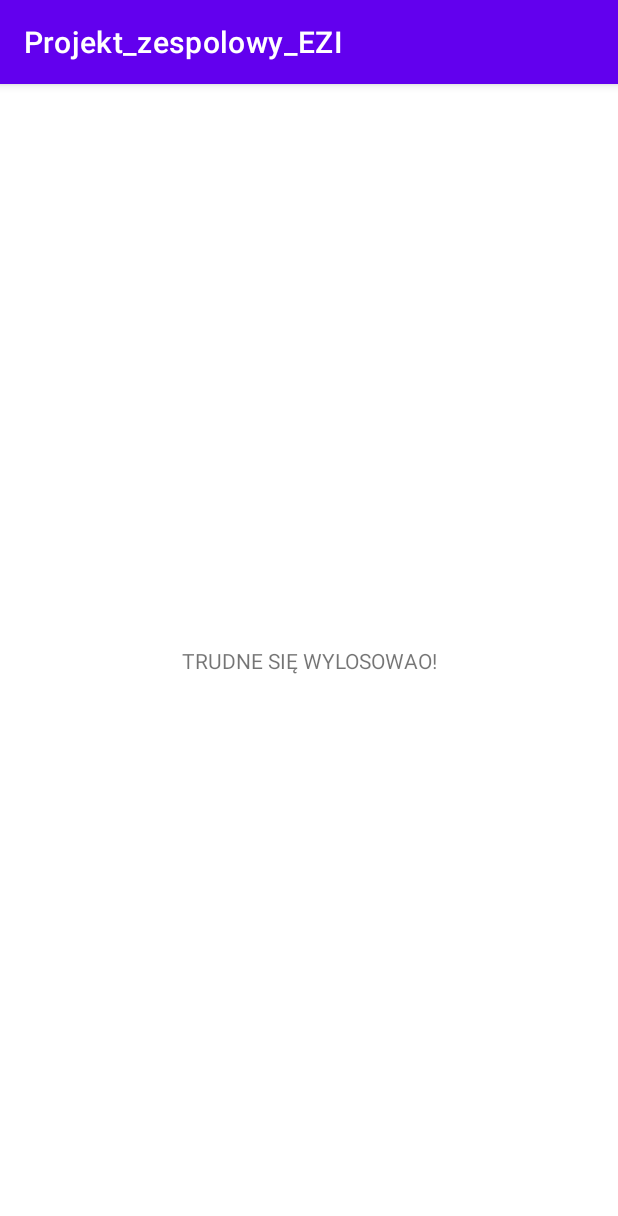
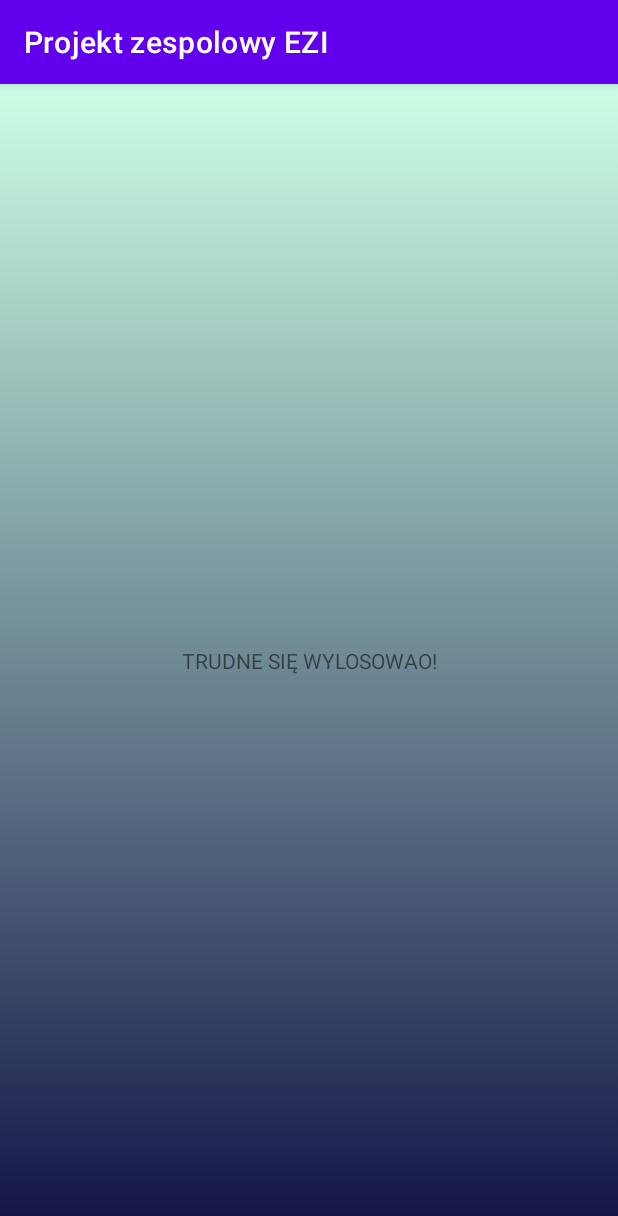
Before and after one commit to Proallone/Praktyczny-Inspektor-Wydatkow-Osobistych, an Android app: the screen it shows after launch (MainActivity), on a phone screen of 412 x 824 dp. Shown: the top 1216 px of the screen. Run offline under Robolectric (Android 15) with nearby library versions, the phone set to English and light mode, and no system bars.

Commit message:
Add background gradient

```diff
--- /dev/null
+++ b/app/src/main/res/drawable/background_gradient.xml
@@ -0,0 +1,11 @@
+<?xml version="1.0" encoding="utf-8"?>
+<shape xmlns:android="http://schemas.android.com/apk/res/android"
+    android:shape="rectangle">
+
+    <!--GRADIENT DO TLA DOMYSLNEGO APLIKACJI -->
+    <gradient
+        android:angle="90"
+        android:startColor="#009591"
+        android:endColor="#113659"
+        android:type="linear"/>
+</shape>
--- /dev/null
+++ b/app/src/main/res/drawable/background_gradient_1.xml
@@ -0,0 +1,10 @@
+<?xml version="1.0" encoding="utf-8"?>
+<shape xmlns:android="http://schemas.android.com/apk/res/android"
+    android:shape="rectangle">
+    <!--GRADIENT DO TLA DOMYŚLNEGO APLIKACJI -->
+    <gradient
+        android:angle="90"
+        android:startColor="#111245"
+        android:endColor="#CCFFE5"
+        android:type="linear"/>
+</shape>
--- /dev/null
+++ b/app/src/main/res/drawable/background_gradient_2.xml
@@ -0,0 +1,10 @@
+<?xml version="1.0" encoding="utf-8"?>
+<shape xmlns:android="http://schemas.android.com/apk/res/android"
+    android:shape="rectangle">
+    <!--GRADIENT DO TLA DOMYSLNEGO APLIKACJI -->
+    <gradient
+        android:angle="270"
+        android:startColor="#006F80"
+        android:endColor="#CCFFE5"
+        android:type="linear"/>
+</shape>
--- /dev/null
+++ b/app/src/main/res/drawable/background_gradient_3.xml
@@ -0,0 +1,10 @@
+<?xml version="1.0" encoding="utf-8"?>
+<shape xmlns:android="http://schemas.android.com/apk/res/android"
+    android:shape="rectangle">
+    <!--GRADIENT DO TLA DOMYSLNEGO APLIKACJI -->
+    <gradient
+        android:angle="45"
+        android:startColor="#006F80"
+        android:endColor="#90CCFF"
+        android:type="linear"/>
+</shape>
--- /dev/null
+++ b/app/src/main/res/drawable/background_gradient_list.xml
@@ -0,0 +1,9 @@
+<?xml version="1.0" encoding="utf-8"?>
+<animation-list xmlns:android="http://schemas.android.com/apk/res/android">
+    <item android:drawable="@drawable/background_gradient_1"
+        android:duration="4000"/>
+    <item android:drawable="@drawable/background_gradient_2"
+        android:duration="4000"/>
+    <item android:drawable="@drawable/background_gradient_3"
+        android:duration="4000"/>
+</animation-list>
--- a/app/src/main/res/layout/activity_main.xml
+++ b/app/src/main/res/layout/activity_main.xml
@@ -4,7 +4,8 @@
     xmlns:tools="http://schemas.android.com/tools"
     android:layout_width="match_parent"
     android:layout_height="match_parent"
-    tools:context=".MainActivity">
+    tools:context=".MainActivity"
+    android:background="@drawable/background_gradient_list">
 
     <TextView
         android:layout_width="wrap_content"
--- a/app/src/main/res/values/strings.xml
+++ b/app/src/main/res/values/strings.xml
@@ -1,3 +1,3 @@
 <resources>
-    <string name="app_name">Projekt_zespolowy_EZI</string>
+    <string name="app_name">Projekt zespolowy EZI</string>
 </resources>
```
